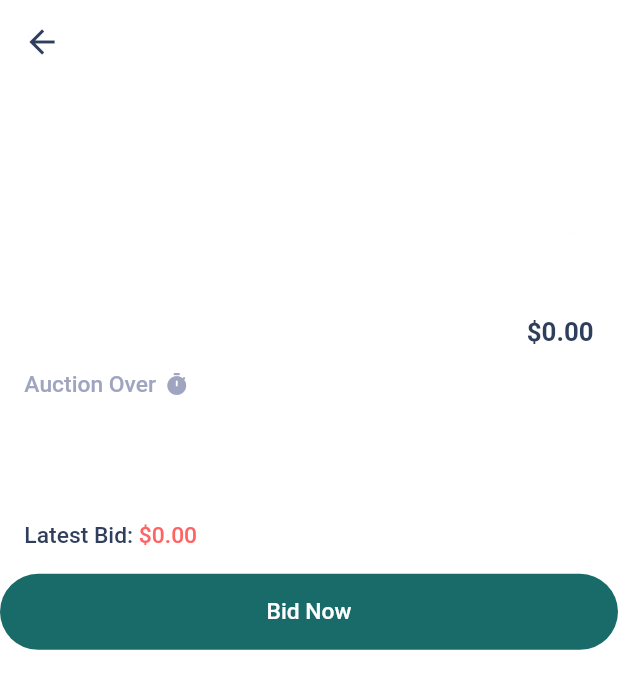
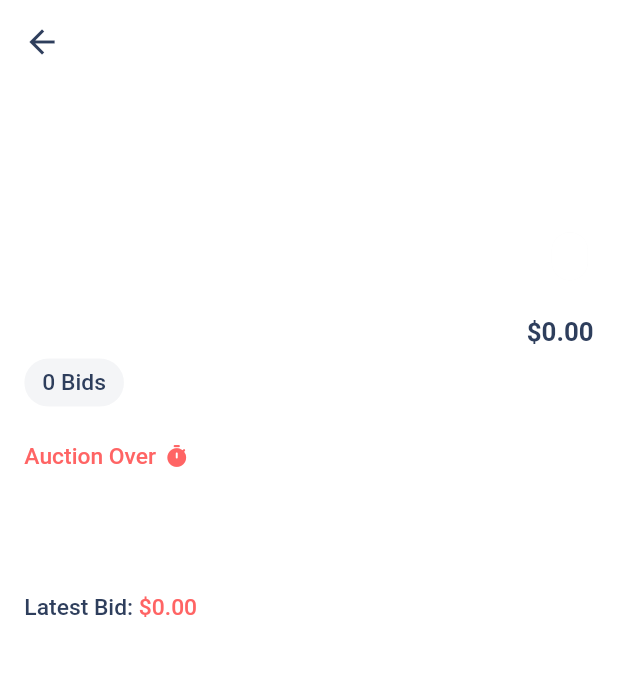
Before and after one commit to tharinduprabath/CenticBids-Mobile, a Flutter app: the AuctionPage screen opened directly with empty values, on a phone screen of 412 x 824 dp. Shown: the top 689 px of the screen. Run offline on Flutter 3.47's test engine with Material 2 defaults, Android fonts, the phone set to English and light mode, and no system bars; drawn by our look-alikes of flutter_countdown_timer; our stand-ins replace cached_network_image, cloud_firestore, connectivity, dartz, equatable, firebase_auth and 5 more; accounts and stored records are empty.

Commit message:
auction over setup

```diff
--- a/lib/app/core/design_system/centic_bids_button.dart
+++ b/lib/app/core/design_system/centic_bids_button.dart
@@ -126,19 +126,19 @@ class CenticBidsButton extends StatelessWidget {
           crossAxisAlignment: CrossAxisAlignment.center,
           mainAxisAlignment: MainAxisAlignment.center,
           children: [
-            _buttonVariant == CenticBidsButtonVariant.icon
-                ? Icon(
-                    _icon,
-                    color: childColor,
-                  )
-                : Padding(
-                  padding: EdgeInsets.symmetric(horizontal: AppConstants.margin.w),
-                  child: CenticBidsText.body(
+            Padding(
+              padding: EdgeInsets.symmetric(horizontal: AppConstants.margin.w),
+              child: _buttonVariant == CenticBidsButtonVariant.icon
+                  ? Icon(
+                      _icon,
+                      color: childColor,
+                    )
+                  : CenticBidsText.body(
                       _text!,
                       color: childColor,
                       align: TextAlign.center,
                     ),
-                ),
+            ),
           ],
         ),
       ),
--- a/lib/app/core/design_system/centic_bids_text.dart
+++ b/lib/app/core/design_system/centic_bids_text.dart
@@ -9,24 +9,29 @@ class CenticBidsText extends StatelessWidget {
   final TextAlign? align;
   final TextOverflow? overflow;
 
-  CenticBidsText.headingOne(this.text, {this.align, this.overflow})
-      : style = TextStyles.heading1;
+  CenticBidsText.headingOne(this.text,
+      {Color color = AppColors.main_text_color, this.align, this.overflow})
+      : style = TextStyles.heading1.copyWith(color: color);
 
-  CenticBidsText.headingTwo(this.text, {this.align, this.overflow})
-      : style = TextStyles.heading2;
+  CenticBidsText.headingTwo(this.text,
+      {Color color = AppColors.main_text_color, this.align, this.overflow})
+      : style = TextStyles.heading2.copyWith(color: color);
 
-  CenticBidsText.headingThree(this.text, {this.align, this.overflow})
-      : style = TextStyles.heading3;
+  CenticBidsText.headingThree(this.text,
+      {Color color = AppColors.main_text_color, this.align, this.overflow})
+      : style = TextStyles.heading3.copyWith(color: color);
 
-  CenticBidsText.subheading(this.text, {this.align, this.overflow})
-      : style = TextStyles.subheading;
+  CenticBidsText.subheading(this.text,
+      {Color color = AppColors.secondary_text_color, this.align, this.overflow})
+      : style = TextStyles.subheading.copyWith(color: color);
 
   CenticBidsText.body(this.text,
       {Color color = AppColors.main_text_color, this.align, this.overflow})
       : style = TextStyles.body.copyWith(color: color);
 
-  CenticBidsText.caption(this.text, {this.align, this.overflow})
-      : style = TextStyles.caption;
+  CenticBidsText.caption(this.text,
+      {Color color = AppColors.secondary_text_color, this.align, this.overflow})
+      : style = TextStyles.caption.copyWith(color: color);
 
   @override
   Widget build(BuildContext context) {
--- a/lib/app/core/widgets/auction_countdown_timer.dart
+++ b/lib/app/core/widgets/auction_countdown_timer.dart
@@ -21,10 +21,10 @@ class AuctionCountdownTimer extends StatelessWidget {
       widgetBuilder: (_, time) {
         Widget timeWidget;
         if (time == null) {
-          timeWidget = CenticBidsText.subheading("Auction Over");
+          timeWidget = CenticBidsText.subheading("Auction Over", color: AppColors.accent_color,);
         } else
           timeWidget = CenticBidsText.subheading(
-              "${time.days}d ${time.hours}h ${time.min}m ${time.sec}s");
+              "${time.days ?? 0}d ${time.hours ?? 0}h ${time.min ?? 0}m ${time.sec ?? 0}s");
         return Row(
           children: [
             timeWidget,
@@ -34,7 +34,7 @@ class AuctionCountdownTimer extends StatelessWidget {
             Icon(
               Icons.timer_rounded,
               size: AppConstants.iconSize / 1.5,
-              color: AppColors.secondary_text_color,
+              color: time == null ? AppColors.accent_color : AppColors.secondary_text_color,
             )
           ],
         );
--- a/lib/app/core/widgets/centic_bids_app_bar.dart
+++ b/lib/app/core/widgets/centic_bids_app_bar.dart
@@ -22,5 +22,5 @@ class CenticBidsAppBar extends StatelessWidget implements PreferredSizeWidget {
   }
 
   @override
-  Size get preferredSize => const Size.fromHeight(kToolbarHeight * 2.5);
+  Size get preferredSize => const Size.fromHeight(kToolbarHeight * 2);
 }
--- a/lib/app/features/auctions/presentation/auction/auction_page.dart
+++ b/lib/app/features/auctions/presentation/auction/auction_page.dart
@@ -39,6 +39,9 @@ class AuctionPage extends StatelessWidget {
       value: args.auctionEntity,
       child: ViewModelBuilder<AuctionPageViewModel>.reactive(
         viewModelBuilder: () => sl<AuctionPageViewModel>(),
+        onModelReady: (model){
+          model.startAuctionOverNotifierTimer();
+        },
         builder: (context, model, child) {
           final Widget stateUI;
           if (model.state is PageStateLoading)
@@ -66,7 +69,10 @@ class _Loaded extends ViewModelWidget<AuctionPageViewModel> {
     final AuctionEntity auctionEntity =
         Provider.of<AuctionEntity>(context, listen: false);
 
-    return CustomScrollView(
+    return Column(
+      children: [
+        Expanded(
+          child: CustomScrollView(
             slivers: [
               SliverAppBar(
                 expandedHeight: 192.h,
@@ -80,12 +86,14 @@ class _Loaded extends ViewModelWidget<AuctionPageViewModel> {
               SliverPadding(
                 padding: EdgeInsets.all(AppConstants.margin.r),
                 sliver: SliverList(
-            delegate: SliverChildListDelegate([
+                  delegate: SliverChildListDelegate(
+                    [
                       Row(
                         children: [
                           Expanded(
                               flex: 4,
-                      child: CenticBidsText.headingTwo(auctionEntity.title)),
+                              child: CenticBidsText.headingTwo(
+                                  auctionEntity.title)),
                           HorizontalSpace(
                             size: 10.w,
                           ),
@@ -94,15 +102,27 @@ class _Loaded extends ViewModelWidget<AuctionPageViewModel> {
                               child: Align(
                                 alignment: Alignment.centerRight,
                                 child: CenticBidsText.headingTwo(
-                            TextFormatter.toCurrency(auctionEntity.basePrice)),
+                                    TextFormatter.toCurrency(
+                                        auctionEntity.basePrice)),
                               )),
                         ],
+                      ),
+                      Align(
+                        alignment: Alignment.centerLeft,
+                        child: Chip(
+                          backgroundColor: AppColors.form_color,
+                          label: CenticBidsText.body(
+                              "${auctionEntity.bidList.length} Bids"),
+                        ),
                       ),
                       VerticalSpace(),
                       AuctionCountdownTimer(endDate: auctionEntity.endDate),
                       VerticalSpace(),
                       VerticalSpace(),
-              CenticBidsText.body(auctionEntity.description, align: TextAlign.justify,),
+                      CenticBidsText.body(
+                        auctionEntity.description,
+                        align: TextAlign.justify,
+                      ),
                       VerticalSpace(),
                       VerticalSpace(),
                       Row(
@@ -114,12 +134,22 @@ class _Loaded extends ViewModelWidget<AuctionPageViewModel> {
                           ),
                         ],
                       ),
-            ]),
+                    ],
                   ),
                 ),
-        SliverToBoxAdapter(
+              ),
+            ],
+          ),
+        ),
+        ValueListenableBuilder<void>(
+          valueListenable: model.auctionOverNotifier,
+          builder: (context, _, child) => DateTime.now().isAfter(auctionEntity.endDate)
+              ? SizedBox()
+              : Padding(
+                  padding: EdgeInsets.all(AppConstants.margin.r),
                   child: CenticBidsButton(
                     text: "Bid Now",
+                  ),
                 ),
         )
       ],
--- a/lib/app/features/auctions/presentation/home/home_page_view_model.dart
+++ b/lib/app/features/auctions/presentation/home/home_page_view_model.dart
@@ -129,4 +129,8 @@ class HomePageViewModel extends BaseStateViewModel {
     _navigationService.push(Routes.auction_page,
         args: AuctionPageArgs(auctionEntity: auctionEntity));
   }
+
+  void showAuctionFilter(){
+
+  }
 }
--- a/lib/app_configurations/app_theme_data.dart
+++ b/lib/app_configurations/app_theme_data.dart
@@ -26,7 +26,7 @@ abstract class AppThemeData {
           selectionColor: AppColors.primary_color.withOpacity(0.3)),
       appBarTheme: AppBarTheme(
         color: AppColors.white,
-        elevation: 2,
+        elevation: 0,
         iconTheme: IconThemeData(color: AppColors.main_text_color)
       ),
       scaffoldBackgroundColor: AppColors.white,
```
Also changed, not shown: lib/app/core/widgets/auction_list_item.dart (+1 -6 lines), lib/app/features/auctions/presentation/auction/auction_page_view_model.dart (+21 -1 lines), lib/app/features/auctions/presentation/home/home_page.dart (+24 -0 lines), lib/app/features/auctions/presentation/home/widgets/centic_bids_drawer_header.dart (+7 -4 lines). Lines whose indentation alone changed are shown as unchanged.
